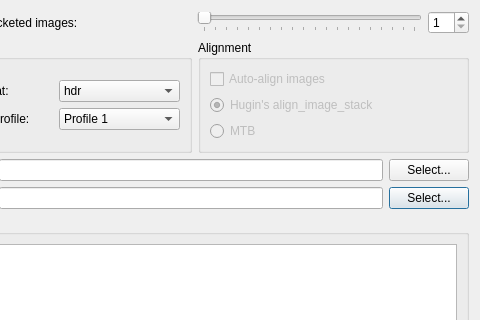
Old version of the form src/BatchHDR/BatchHDRDialog.ui in the repository LuminanceHDR/LuminanceHDR; both pictures show x 91 to 571 and y 0 to 320 of the 571 by 583 pixel window.
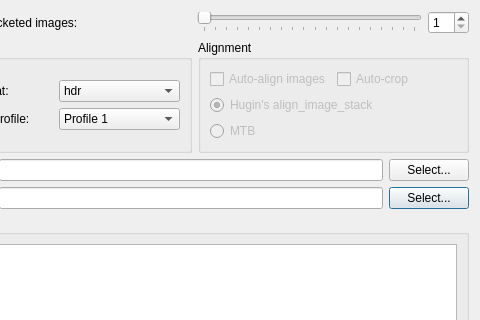
New version of the form. Icons and pictures are not drawn.

What changed in the file:
```diff
--- a/src/BatchHDR/BatchHDRDialog.ui
+++ b/src/BatchHDR/BatchHDRDialog.ui
@@ -192,8 +192,8 @@
              </property>
              <layout class="QGridLayout" name="gridLayout_2">
               <item row="0" column="0">
-               <layout class="QVBoxLayout" name="verticalLayout">
-                <item>
+               <layout class="QGridLayout" name="gridLayout_6">
+                <item row="0" column="0">
                  <widget class="QCheckBox" name="autoAlignCheckBox">
                   <property name="enabled">
                    <bool>false</bool>
@@ -206,7 +206,17 @@
                   </property>
                  </widget>
                 </item>
-                <item>
+                <item row="0" column="1">
+                 <widget class="QCheckBox" name="autoCropCheckBox">
+                  <property name="enabled">
+                   <bool>false</bool>
+                  </property>
+                  <property name="text">
+                   <string>Auto-crop</string>
+                  </property>
+                 </widget>
+                </item>
+                <item row="1" column="0" colspan="2">
                  <widget class="QRadioButton" name="aisRadioButton">
                   <property name="enabled">
                    <bool>false</bool>
```
Left out of the diff: 2 changed lines with no effect on the pictures.
